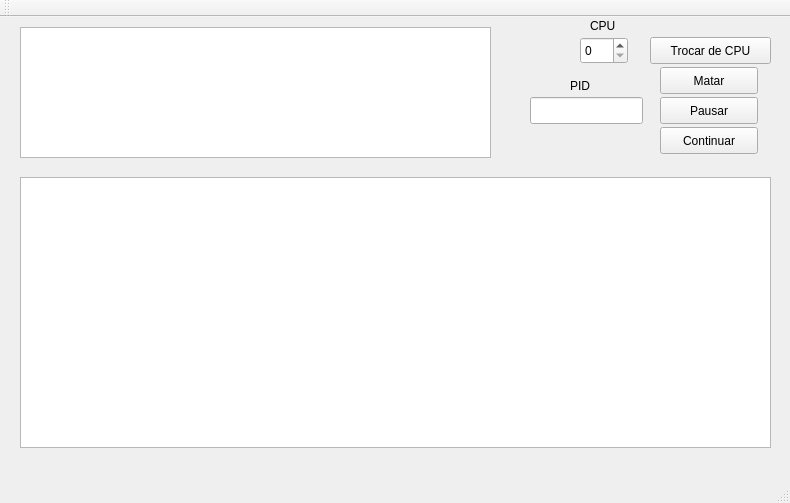
The window that trabalho_primeira_unidade_STR/mainwindow.ui (vicortez/trabstr) describes before a commit, drawn with Qt 5.
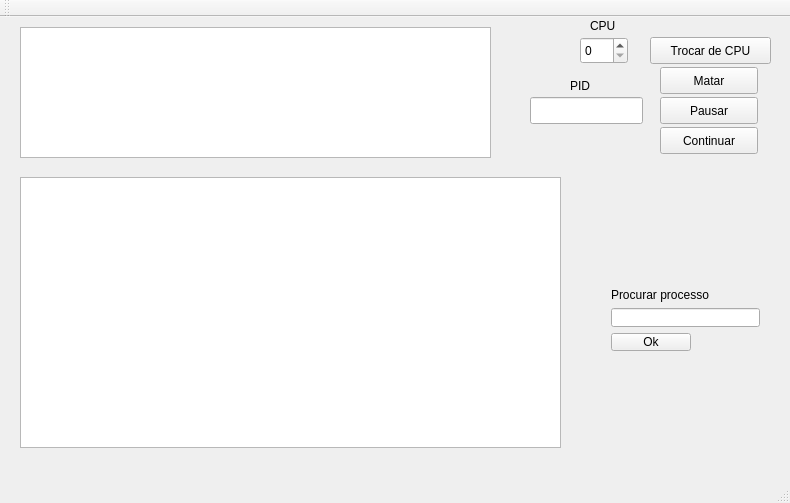
The same window after the commit.

```diff
--- a/trabalho_primeira_unidade_STR/mainwindow.ui
+++ b/trabalho_primeira_unidade_STR/mainwindow.ui
@@ -81,7 +81,7 @@
      <rect>
       <x>20</x>
       <y>160</y>
-      <width>751</width>
+      <width>541</width>
       <height>271</height>
      </rect>
     </property>
@@ -132,6 +132,35 @@
      </rect>
     </property>
    </widget>
+   <widget class="QWidget" name="">
+    <property name="geometry">
+     <rect>
+      <x>600</x>
+      <y>260</y>
+      <width>171</width>
+      <height>85</height>
+     </rect>
+    </property>
+    <layout class="QFormLayout" name="formLayout">
+     <item row="0" column="0">
+      <widget class="QLabel" name="label_3">
+       <property name="text">
+        <string>Procurar processo</string>
+       </property>
+      </widget>
+     </item>
+     <item row="2" column="0">
+      <widget class="QPushButton" name="pushButton_5">
+       <property name="text">
+        <string>Ok</string>
+       </property>
+      </widget>
+     </item>
+     <item row="1" column="0" colspan="2">
+      <widget class="QLineEdit" name="lineEdit_2"/>
+     </item>
+    </layout>
+   </widget>
   </widget>
   <widget class="QMenuBar" name="menuBar">
    <property name="geometry">
```
